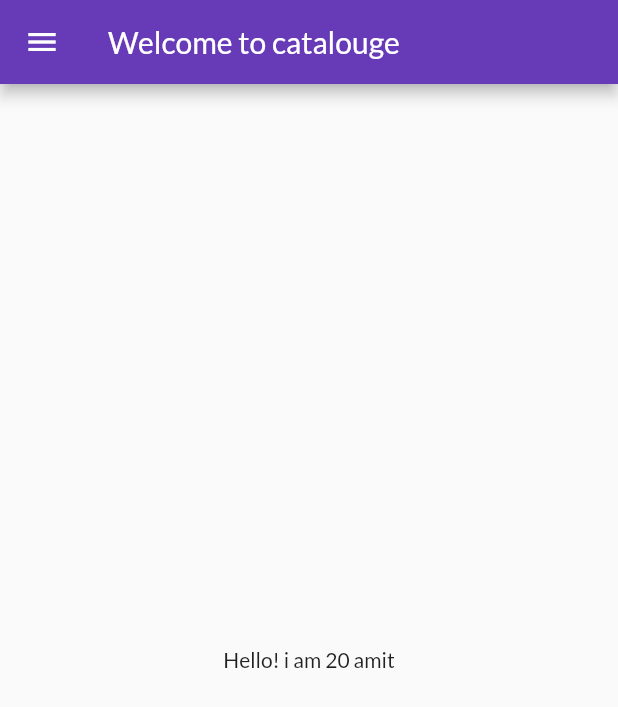
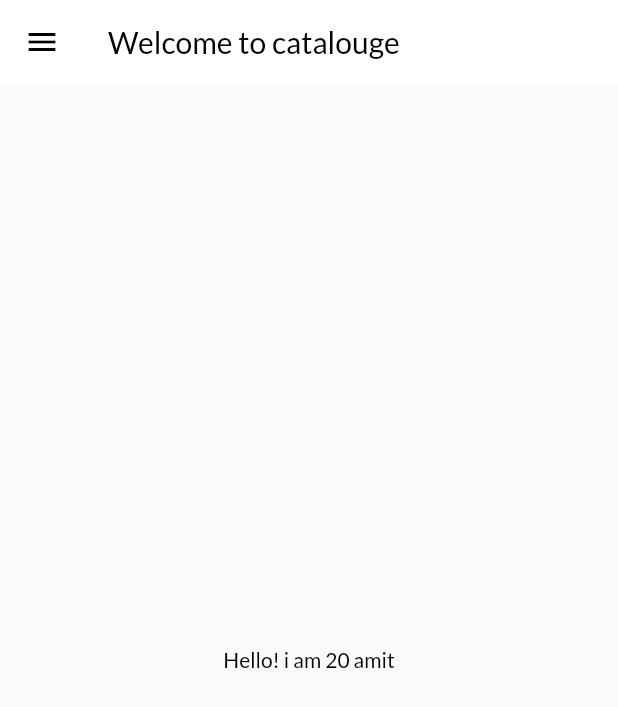
Before and after one commit to amitv212/30-days-of-flutter, a Flutter app: the screen it shows after launch, on a phone screen of 412 x 824 dp. Shown: the top 707 px of the screen. Run offline on Flutter 3.47's test engine with Material 2 defaults, Android fonts, the phone set to English and light mode, and no system bars; our stand-ins replace google_fonts.

Commit message:
Theme extracted

```diff
--- a/lib/main.dart
+++ b/lib/main.dart
@@ -2,6 +2,7 @@
 import 'package:flutterproj1/pages/home_page.dart';
 import 'package:flutterproj1/pages/login_page.dart';
 import 'package:flutterproj1/utils/routes.dart';
+import 'package:flutterproj1/widgets/theme.dart';
 import 'package:google_fonts/google_fonts.dart';
 void main(){
   runApp(myApp());
@@ -13,13 +14,8 @@
       // home: homepage(),
       themeMode: ThemeMode.light,
       debugShowCheckedModeBanner: false,
-      theme: ThemeData(
-        primarySwatch: Colors.deepPurple,
-        fontFamily: GoogleFonts.lato().fontFamily,
-      ),
-      darkTheme: ThemeData(
-        brightness: Brightness.dark,
-      ),
+      theme: Mytheme.LightTheme(context),
+      darkTheme:Mytheme.DarkTheme(context),
       initialRoute: myRoutes.HomeRoute,
       routes: {
        myRoutes.loginRoute : (context) => LoginPage(),
--- a/lib/pages/home_page.dart
+++ b/lib/pages/home_page.dart
@@ -7,11 +7,18 @@
   Widget build(BuildContext context) {
     return Scaffold(
       appBar: AppBar(
-        title: Text(("Welcome to catalouge")),
+        title: Text(("Welcome to catalouge"),style: TextStyle(
+        color: Colors.black
+        ),
+        ),
       ),
     body: Center(
     child: Container(
-    child: Text("Hello! i am $days amit"),
+    child: Text("Hello! i am $days amit",
+    style: TextStyle(
+      color: Colors.black
+    ),
+    ),
     ),
     ),
       drawer: MyDrawer(),
--- /dev/null
+++ b/lib/widgets/theme.dart
@@ -0,0 +1,18 @@
+import 'package:flutter/material.dart';
+import 'package:google_fonts/google_fonts.dart';
+
+class Mytheme {
+  static ThemeData LightTheme(BuildContext context) =>  ThemeData(
+    primarySwatch: Colors.deepPurple,
+    fontFamily: GoogleFonts.lato().fontFamily,
+    appBarTheme: AppBarTheme(
+      color: Colors.white,
+      elevation: 0.0,
+      iconTheme: IconThemeData(color: Colors.black),
+    ),
+  );
+  static ThemeData DarkTheme(BuildContext context) => ThemeData(
+    brightness: Brightness.dark,
+  );
+
+}
```
